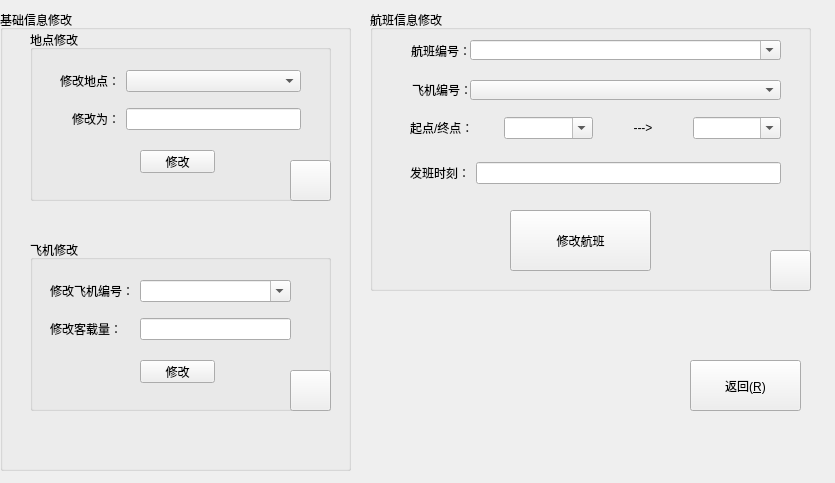
Old version of the form src/UI/widgets/informationmodifierwidget.ui in the repository 3944Realms/AirLife.
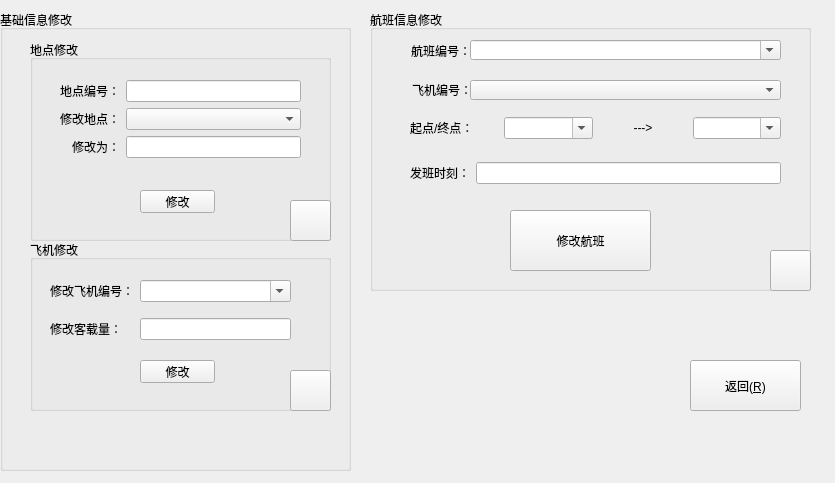
New version of the form. Icons and pictures are not drawn.

What changed in the file:
```diff
--- a/src/UI/widgets/informationmodifierwidget.ui
+++ b/src/UI/widgets/informationmodifierwidget.ui
@@ -287,9 +287,9 @@
     <property name="geometry">
      <rect>
       <x>30</x>
-      <y>20</y>
+      <y>30</y>
       <width>301</width>
-      <height>171</height>
+      <height>201</height>
      </rect>
     </property>
     <property name="title">
@@ -299,26 +299,13 @@
      <property name="geometry">
       <rect>
        <x>30</x>
-       <y>30</y>
+       <y>40</y>
        <width>241</width>
        <height>80</height>
       </rect>
      </property>
      <layout class="QGridLayout" name="gridLayout_2">
-      <item row="0" column="1">
-       <widget class="QComboBox" name="airLifeThisAreaComboBox"/>
-      </item>
-      <item row="0" column="0">
-       <widget class="QLabel" name="airLifeThisAreaLabel">
-        <property name="text">
-         <string>修改地点：</string>
-        </property>
-       </widget>
-      </item>
-      <item row="1" column="1">
-       <widget class="QLineEdit" name="airLifeThisAreaNewNameLineEdit"/>
-      </item>
-      <item row="1" column="0">
+      <item row="2" column="0">
        <widget class="QLabel" name="airLifeThisAreaNewNameLabel">
         <property name="text">
          <string>修改为：</string>
@@ -328,13 +315,40 @@
         </property>
        </widget>
       </item>
+      <item row="1" column="0">
+       <widget class="QLabel" name="airLifeThisAreaNameLabel">
+        <property name="text">
+         <string>修改地点：</string>
+        </property>
+       </widget>
+      </item>
+      <item row="0" column="1">
+       <layout class="QHBoxLayout" name="horizontalLayout">
+        <item>
+         <widget class="QLineEdit" name="airLifeThisAreaUUIDLineEdit"/>
+        </item>
+       </layout>
+      </item>
+      <item row="0" column="0">
+       <widget class="QLabel" name="airLifeThisAreaUUIDLabel">
+        <property name="text">
+         <string>地点编号：</string>
+        </property>
+       </widget>
+      </item>
+      <item row="2" column="1">
+       <widget class="QLineEdit" name="airLifeThisAreaNewNameLineEdit"/>
+      </item>
+      <item row="1" column="1">
+       <widget class="QComboBox" name="airLifeThisAreaNameComboBox"/>
+      </item>
      </layout>
     </widget>
     <widget class="QPushButton" name="airLifeModifyAreasPushButton">
      <property name="geometry">
       <rect>
        <x>110</x>
-       <y>120</y>
+       <y>150</y>
        <width>75</width>
        <height>23</height>
       </rect>
@@ -347,7 +361,7 @@
      <property name="geometry">
       <rect>
        <x>260</x>
-       <y>130</y>
+       <y>160</y>
        <width>41</width>
        <height>41</height>
       </rect>
```
Left out of the diff: 2 changed lines with no effect on the pictures.
